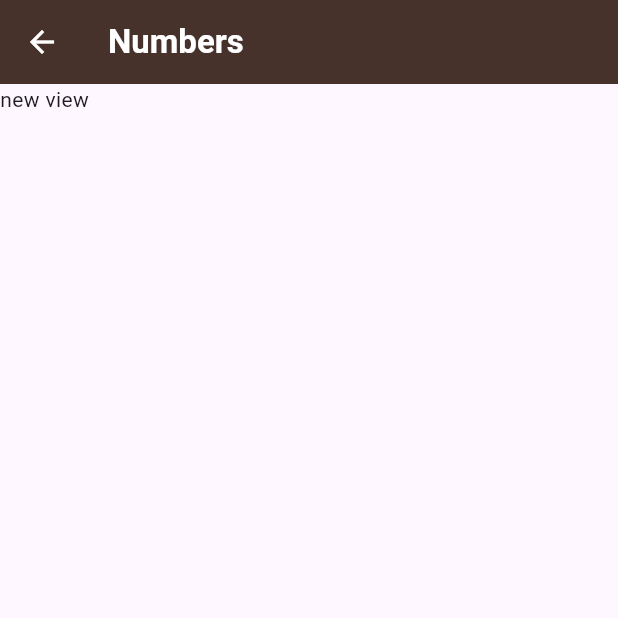
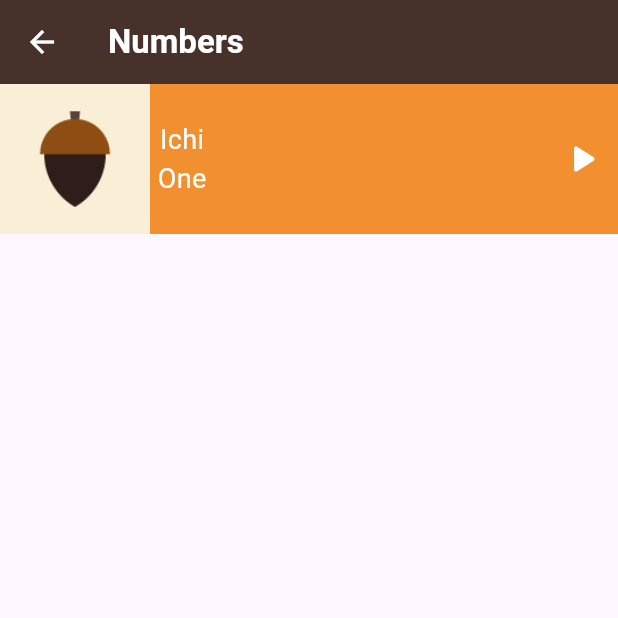
Before and after one commit to Nour-Hagag/toku_app, a Flutter app: the NumbersView screen opened directly, on a phone screen of 412 x 824 dp, the top half of it. Run offline on Flutter 3.47's test engine with Material 3 defaults, Android fonts, the light colour scheme and no system bars.

Commit message:
add numbers images to pubspec and finish view

```diff
--- a/lib/views/numbers_view.dart
+++ b/lib/views/numbers_view.dart
@@ -14,7 +14,41 @@ class NumbersView extends StatelessWidget {
         ),
         backgroundColor: const Color(0xff46322B),
       ),
-      body: Text('new view'),
+      body: Container(
+        height: 100,
+        color: Color(0xffF2902F),
+        child: Row(
+          children: [
+            Container(
+              height: 100,
+              width: 100,
+              color: Color(0xffF9EED6),
+              child: Image.asset('assets/images/numbers/number_one.png'),
+            ),
+            SizedBox(width: 5),
+            Column(
+              mainAxisAlignment: MainAxisAlignment.center,
+              children: [
+                Text(
+                  'Ichi',
+                  style: TextStyle(color: Colors.white, fontSize: 18),
+                ),
+                Text(
+                  'One',
+                  style: TextStyle(color: Colors.white, fontSize: 18),
+                ),
+              ],
+            ),
+            Spacer(flex: 1),
+            IconButton(
+              color: Colors.white,
+              iconSize: 32,
+              onPressed: () {},
+              icon: Icon(Icons.play_arrow_rounded),
+            ),
+          ],
+        ),
+      ),
     );
   }
 }
--- a/pubspec.yaml
+++ b/pubspec.yaml
@@ -58,9 +58,8 @@ flutter:
   uses-material-design: true
 
   # To add assets to your application, add an assets section, like this:
-  # assets:
-  #   - images/a_dot_burr.jpeg
-  #   - images/a_dot_ham.jpeg
+  assets:
+    - assets/images/numbers/
 
   # An image asset can refer to one or more resolution-specific "variants", see
   # https://flutter.dev/to/resolution-aware-images
```
